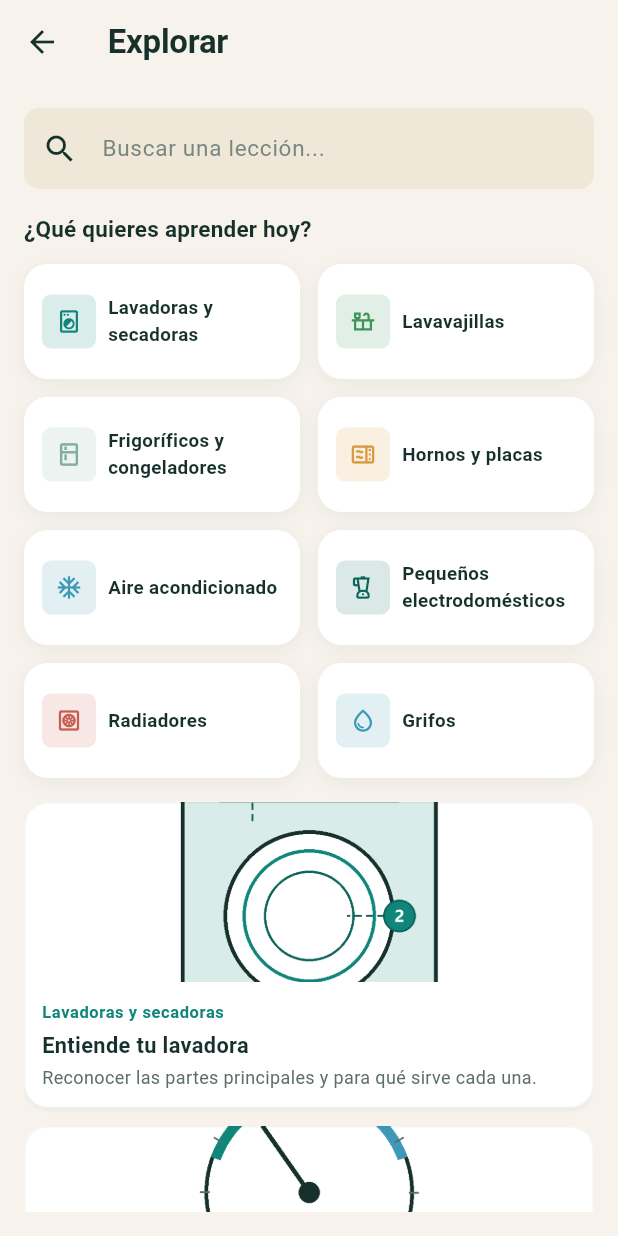
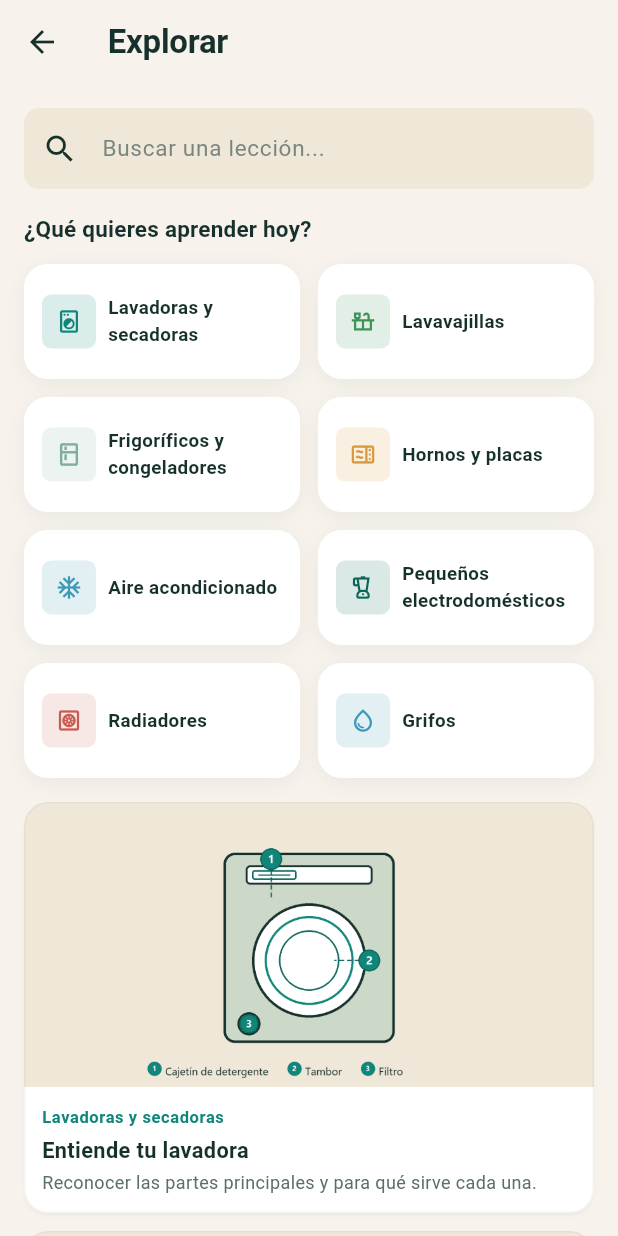
Before and after one commit to luisgc020300-beep/Lumio, a Flutter app: the ExplorarTab screen opened directly, on a phone screen of 412 x 824 dp. Run offline on Flutter 3.47's test engine with Material 3 defaults, Android fonts, the phone set to English and light mode, and no system bars; our stand-ins replace cached_network_image, cloud_firestore, cloud_functions, firebase_analytics, firebase_auth, firebase_core and 4 more; missing offline and left inert: firebase_app_check; accounts and stored records are empty.

Commit message:
fix: ilustraciones recortadas en Explorar y categorías sin dejar sitio a las lecciones
TarjetaLeccionVisual pasa de BoxFit.cover a .contain (las
ilustraciones son 4:3 y la cabecera mucho más ancha que alta --
.cover recortaba más de la mitad de la imagen). Explorar pasa a un
único ListView que incluye la rejilla de categorías, así se va con
el resto del scroll y las lecciones quedan con toda la pantalla.

Co-Authored-By: Claude Sonnet 5 <noreply@anthropic.com>

```diff
--- a/lib/screens/explorar_tab.dart
+++ b/lib/screens/explorar_tab.dart
@@ -46,10 +46,12 @@ class _ExplorarTabState extends State<ExplorarTab> {
 
     return Scaffold(
       appBar: AppBar(title: const Text('Explorar')),
-      body: Padding(
+      // Un único scrollable para toda la pantalla -- incluida la rejilla de
+      // categorías -- a propósito: así al bajar la rejilla se va con el
+      // resto y las lecciones se quedan con toda la pantalla, en vez de
+      // quedarse fija ocupando sitio permanentemente.
+      body: ListView(
         padding: const EdgeInsets.all(LumioSpace.s4),
-        child: Column(
-          crossAxisAlignment: CrossAxisAlignment.stretch,
         children: [
           TextField(
             controller: _controladorBusqueda,
@@ -86,9 +88,8 @@ class _ExplorarTabState extends State<ExplorarTab> {
             ),
             const SizedBox(height: LumioSpace.s3),
           ],
-            Expanded(
-              child: lecciones.isEmpty
-                  ? EmptyState(
+          if (lecciones.isEmpty)
+            EmptyState(
               icon: Icons.menu_book_outlined,
               title: 'Sin resultados',
               description: _busqueda.isEmpty
@@ -110,16 +111,13 @@ class _ExplorarTabState extends State<ExplorarTab> {
                           .toList(),
                     ),
             )
-                  : ListView.builder(
-                      itemCount: lecciones.length,
-                      itemBuilder: (context, i) => Padding(
+          else
+            for (final l in lecciones)
+              Padding(
                 padding: const EdgeInsets.only(bottom: LumioSpace.s3),
-                        child: TarjetaLeccionVisual(leccion: lecciones[i]),
-                      ),
-                    ),
+                child: TarjetaLeccionVisual(leccion: l, alturaIlustracion: 190),
               ),
         ],
-        ),
       ),
     );
   }
--- a/lib/screens/leccion_screen.dart
+++ b/lib/screens/leccion_screen.dart
@@ -419,9 +419,10 @@ Future<void> abrirLeccion(BuildContext context, Leccion leccion) async {
 /// que mostrar; el fallback con icono es solo para que una lección
 /// futura sin ilustración no rompa el diseño.
 class TarjetaLeccionVisual extends StatelessWidget {
-  const TarjetaLeccionVisual({required this.leccion, this.width, super.key});
+  const TarjetaLeccionVisual({required this.leccion, this.width, this.alturaIlustracion = 120, super.key});
   final Leccion leccion;
   final double? width;
+  final double alturaIlustracion;
 
   @override
   Widget build(BuildContext context) {
@@ -438,10 +439,18 @@ class TarjetaLeccionVisual extends StatelessWidget {
             mainAxisSize: MainAxisSize.min,
             children: [
               if (asset != null)
-                ExcludeSemantics(child: Image.asset(asset, height: 120, width: double.infinity, fit: BoxFit.cover))
+                // BoxFit.contain (no .cover): las ilustraciones son 4:3 y la
+                // cabecera es mucho más ancha que alta -- con .cover se
+                // recortaba la mitad de la imagen por arriba y por abajo.
+                Container(
+                  height: alturaIlustracion,
+                  width: double.infinity,
+                  color: context.colors.surfaceMuted,
+                  child: ExcludeSemantics(child: Image.asset(asset, fit: BoxFit.contain)),
+                )
               else
                 Container(
-                  height: 120,
+                  height: alturaIlustracion,
                   width: double.infinity,
                   color: context.colors.surfaceMuted,
                   alignment: Alignment.center,
```
Lines whose indentation alone changed are shown as unchanged.
